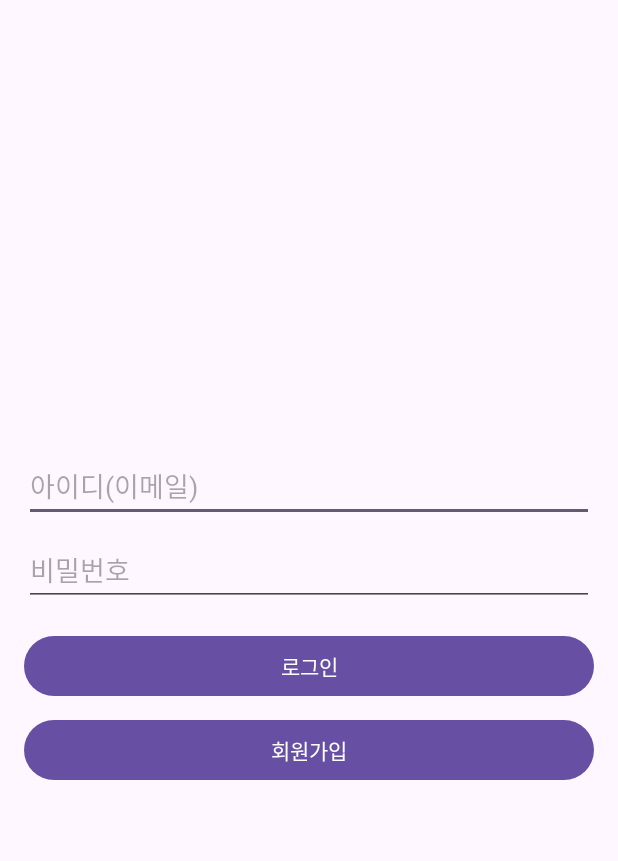
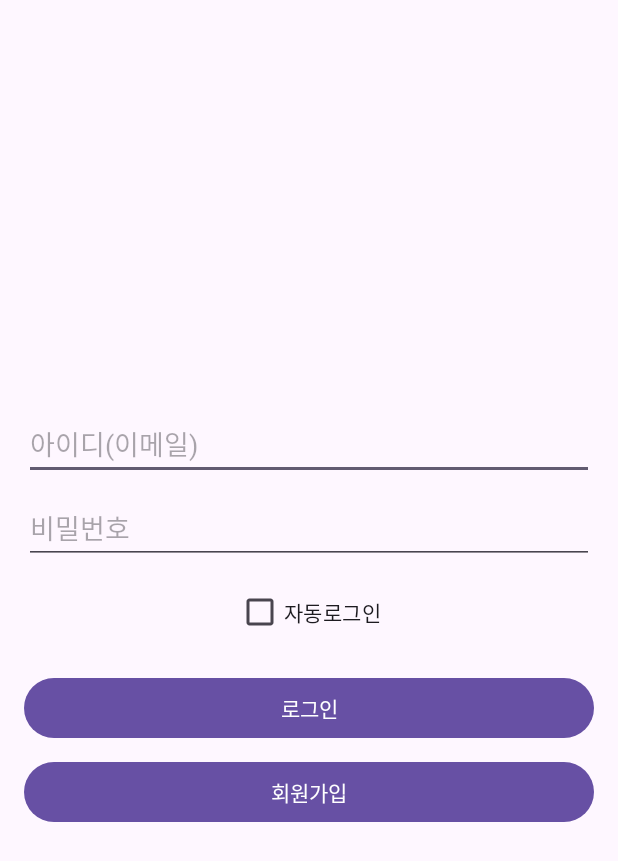
Before and after one commit to tony99kim/team_project_app, an Android app: the screen it shows after launch (LoginActivity), on a phone screen of 412 x 824 dp. Shown: the top 861 px of the screen. Run offline under Robolectric (Android 15) with nearby library versions, the phone set to English and light mode, and no system bars; our stand-ins replace Firebase (no records; nobody signed in at launch, a user with empty details on screens opened directly).

Commit message:
자동로그인 기능 구현/태엽

```diff
--- a/app/src/main/java/com/example/team_project/LoginActivity.java
+++ b/app/src/main/java/com/example/team_project/LoginActivity.java
@@ -7,6 +7,7 @@ import androidx.annotation.NonNull;
 import androidx.appcompat.app.AppCompatActivity;
 import android.view.View;
 import android.widget.Button;
+import android.widget.CheckBox;
 import android.widget.EditText;
 import android.widget.Toast;
 
@@ -19,10 +20,12 @@ import com.google.firebase.auth.FirebaseAuthInvalidUserException;
 
 public class LoginActivity extends AppCompatActivity {
     private EditText etUsername, etPassword;
+    private CheckBox cbLoginauto;
     private FirebaseAuth mAuth;
 
     private final String PREFERENCES_NAME = "team_project_preferences";
     private final String PREF_KEY_IS_LOGGED_IN = "isLoggedIn";
+    private final String PREF_KEY_AUTO_LOGIN = "autoLogin";
 
     @Override
     protected void onCreate(Bundle savedInstanceState) {
@@ -34,6 +37,18 @@ public class LoginActivity extends AppCompatActivity {
 
         etUsername = findViewById(R.id.etUserid);
         etPassword = findViewById(R.id.etPassword);
+        cbLoginauto = findViewById(R.id.cbLoginauto);
+
+        SharedPreferences prefs = getSharedPreferences(PREFERENCES_NAME, MODE_PRIVATE);
+        boolean isLoggedIn = prefs.getBoolean(PREF_KEY_IS_LOGGED_IN, false);
+        boolean isAutoLogin = prefs.getBoolean(PREF_KEY_AUTO_LOGIN, false);
+
+        // 자동 로그인 조건 검사
+        if (isLoggedIn && isAutoLogin) {
+            Intent intent = new Intent(LoginActivity.this, MainActivity.class);
+            startActivity(intent);
+            finish();
+        }
 
         Button loginButton = findViewById(R.id.btnLogin);
         loginButton.setOnClickListener(new View.OnClickListener() {
@@ -47,50 +62,49 @@ public class LoginActivity extends AppCompatActivity {
         registerButton.setOnClickListener(new View.OnClickListener() {
             @Override
             public void onClick(View v) {
-                // RegisterActivity로 이동
                 Intent intent = new Intent(LoginActivity.this, RegisterActivity.class);
                 startActivity(intent);
             }
         });
     }
 
-    private void loginUser(){
+    private void loginUser() {
         String email = etUsername.getText().toString().trim();
         String password = etPassword.getText().toString().trim();
 
-        if(email.isEmpty()){
+        if (email.isEmpty()) {
             Toast.makeText(LoginActivity.this, "아이디(이메일)를 입력해주세요.", Toast.LENGTH_SHORT).show();
             return;
         }
-        if(password.isEmpty()){
+        if (password.isEmpty()) {
             Toast.makeText(LoginActivity.this, "비밀번호를 입력해주세요.", Toast.LENGTH_SHORT).show();
             return;
         }
 
-        // Firebase를 사용하여 사용자 인증
         mAuth.signInWithEmailAndPassword(email, password)
                 .addOnCompleteListener(this, new OnCompleteListener<AuthResult>() {
                     @Override
                     public void onComplete(@NonNull Task<AuthResult> task) {
                         if (!task.isSuccessful()) {
-                            // 로그인 실패
                             try {
                                 throw task.getException();
-                            } catch(FirebaseAuthInvalidCredentialsException e) {
+                            } catch (FirebaseAuthInvalidCredentialsException e) {
                                 Toast.makeText(LoginActivity.this, "잘못된 비밀번호입니다.", Toast.LENGTH_SHORT).show();
-                            } catch(FirebaseAuthInvalidUserException e) {
+                            } catch (FirebaseAuthInvalidUserException e) {
                                 Toast.makeText(LoginActivity.this, "존재하지 않는 이메일입니다.", Toast.LENGTH_SHORT).show();
-                            } catch(Exception e) {
+                            } catch (Exception e) {
                                 Toast.makeText(LoginActivity.this, "로그인 실패: " + e.getMessage(), Toast.LENGTH_SHORT).show();
                             }
                         } else {
-                            // 로그인 성공
                             Toast.makeText(LoginActivity.this, "로그인 성공", Toast.LENGTH_SHORT).show();
 
-                            // SharedPreferences를 사용하여 로그인 상태 업데이트
                             SharedPreferences.Editor editor = getSharedPreferences(PREFERENCES_NAME, MODE_PRIVATE).edit();
                             editor.putBoolean(PREF_KEY_IS_LOGGED_IN, true);
+                            editor.putBoolean(PREF_KEY_AUTO_LOGIN, cbLoginauto.isChecked());
                             editor.apply();
+
+                            // 로그인 성공 후 setResult(RESULT_OK) 호출
+                            setResult(RESULT_OK);
 
                             Intent intent = new Intent(LoginActivity.this, MainActivity.class);
                             startActivity(intent);
--- a/app/src/main/res/layout/activity_login.xml
+++ b/app/src/main/res/layout/activity_login.xml
@@ -22,6 +22,13 @@
         android:inputType="textPassword"
         android:layout_marginTop="8dp"/>
 
+    <CheckBox
+        android:id="@+id/cbLoginauto"
+        android:layout_width="wrap_content"
+        android:layout_height="wrap_content"
+        android:text="@string/loginauto"
+        android:layout_marginTop="8dp"/>
+
     <Button
         android:id="@+id/btnLogin"
         android:layout_width="match_parent"
--- a/app/src/main/res/values/strings.xml
+++ b/app/src/main/res/values/strings.xml
@@ -23,6 +23,6 @@
     <string name="send">전송 </string>
     <string name="male">남</string> //회원가입 성별 선택
     <string name="female">여</string> //회원가입 성별 선택
-    <string name="phone_number">전화번호</string>
-    <string name="remember_me">아이디(이메일) 기억</string>  // 회원가입 전화번호
+    <string name="phone_number">전화번호</string> // 회원가입 전화번호
+    <string name="loginauto">자동로그인</string>
 </resources>
```
Also changed, not shown: app/src/main/java/com/example/team_project/MainActivity.java (+28 -22 lines), app/src/main/java/com/example/team_project/Profile/ProfileFragment.java (+11 -2 lines).
